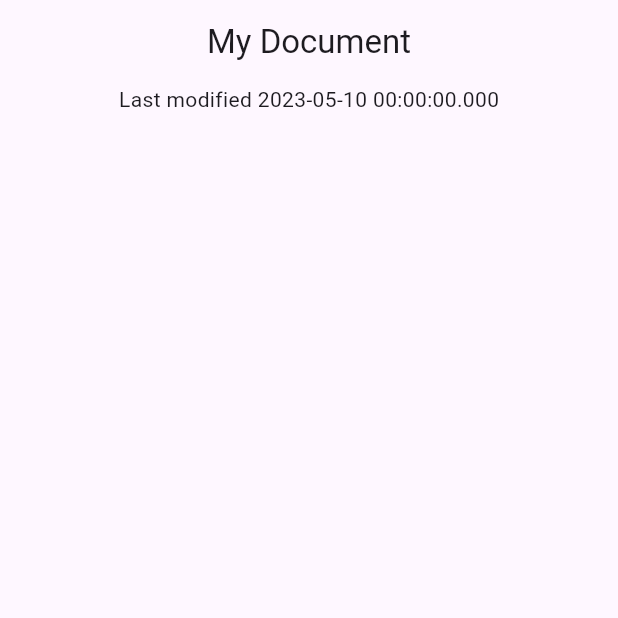
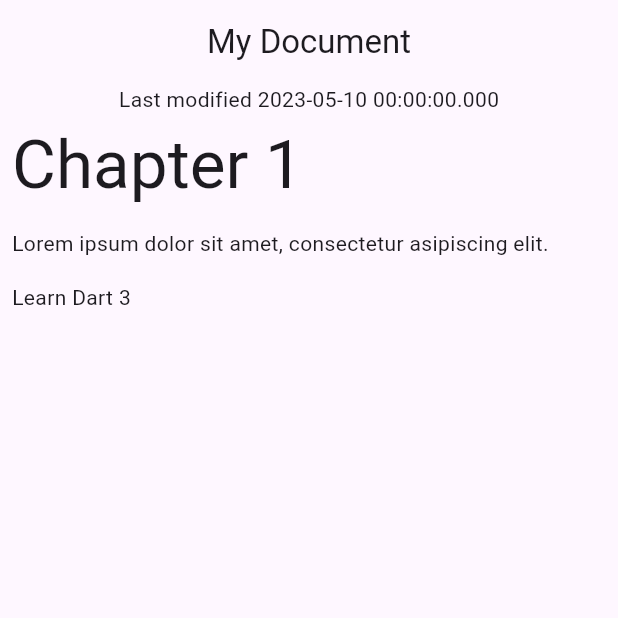
Before and after one commit to sidneyaguirre/dart_patterns, a Flutter app: the screen it shows after launch, on a phone screen of 412 x 824 dp, the top half of it. Run offline on Flutter 3.47's test engine with Material 2 defaults, Android fonts, the phone set to English and light mode, and no system bars.

Commit message:
switch expression dart 3.0

```diff
--- a/lib/dart_patterns.dart
+++ b/lib/dart_patterns.dart
@@ -1,3 +1,4 @@
+export 'src/data/block.dart';
 export 'src/data/data.dart';
 
 export 'src/widgets/app.dart';
--- /dev/null
+++ b/lib/src/data/block.dart
@@ -0,0 +1,18 @@
+class Block {
+  Block(this.text, this.type);
+
+  final String text;
+  final String type;
+
+  factory Block.fromJson(Map<String, dynamic> json) {
+    if (json
+        case {
+          'type': final type,
+          'text': final text,
+        }) {
+      return Block(text, type);
+    } else {
+      throw const FormatException('Unexpected JSON format');
+    }
+  }
+}
--- a/lib/src/data/data.dart
+++ b/lib/src/data/data.dart
@@ -1,4 +1,5 @@
 import 'dart:convert';
+import 'package:dart_patterns/dart_patterns.dart';
 
 class Document {
   Document() : _json = jsonDecode(documentJson);
@@ -32,6 +33,14 @@ class Document {
       }
     }
   }
+
+  List<Block> getBlocks() {
+    if (_json case {'blocks': List blocksJson}) {
+      return [for (final blockJson in blocksJson) Block.fromJson(blockJson)];
+    } else {
+      throw const FormatException('Unexpected JSON format');
+    }
+  }
 }
 
 const documentJson = '''
--- /dev/null
+++ b/lib/src/widgets/block_widget.dart
@@ -0,0 +1,33 @@
+import 'package:flutter/material.dart';
+import 'package:dart_patterns/dart_patterns.dart';
+
+class BlockWidget extends StatelessWidget {
+  const BlockWidget({
+    required this.block,
+    super.key,
+  });
+
+  final Block block;
+
+  @override
+  Widget build(BuildContext context) {
+    TextStyle? textStyle;
+
+    switch (block.type) {
+      case 'h1':
+        textStyle = Theme.of(context).textTheme.displayMedium;
+      case 'p' || 'checkbox':
+        textStyle = Theme.of(context).textTheme.bodyMedium;
+      case _: //wildcard pattern - equivalent to default
+        textStyle = Theme.of(context).textTheme.bodySmall;
+    }
+
+    return Container(
+      margin: const EdgeInsets.all(8.0),
+      child: Text(
+        block.text,
+        style: textStyle,
+      ),
+    );
+  }
+}
--- a/lib/src/widgets/doc_home_page.dart
+++ b/lib/src/widgets/doc_home_page.dart
@@ -1,3 +1,4 @@
+import 'package:dart_patterns/src/widgets/block_widget.dart';
 import 'package:flutter/material.dart';
 import 'package:dart_patterns/dart_patterns.dart';
 
@@ -13,6 +14,7 @@ class DocHomeScreen extends StatelessWidget {
   Widget build(BuildContext context) {
     //shorthand for when the name of the pattern is the same as in the record
     final (title, :modified) = document.metadata;
+    final blocks = document.getBlocks();
 
     return Scaffold(
       appBar: AppBar(
@@ -20,9 +22,21 @@ class DocHomeScreen extends StatelessWidget {
         title: Text(title),
       ),
       body: Column(
+        crossAxisAlignment: CrossAxisAlignment.center,
         children: [
           Center(
             child: Text('Last modified $modified'),
+          ),
+          Expanded(
+            child: ListView.builder(
+              itemCount: blocks.length,
+              itemBuilder: (
+                context,
+                index,
+              ) {
+                return BlockWidget(block: blocks[index]);
+              },
+            ),
           ),
         ],
       ),
```
